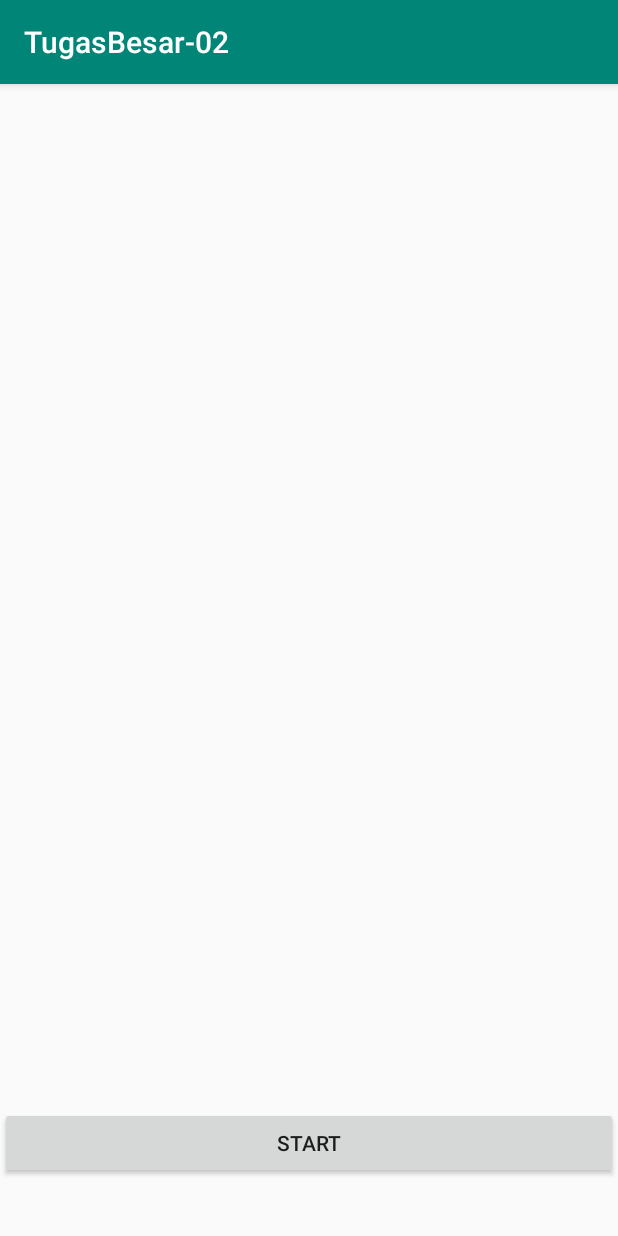
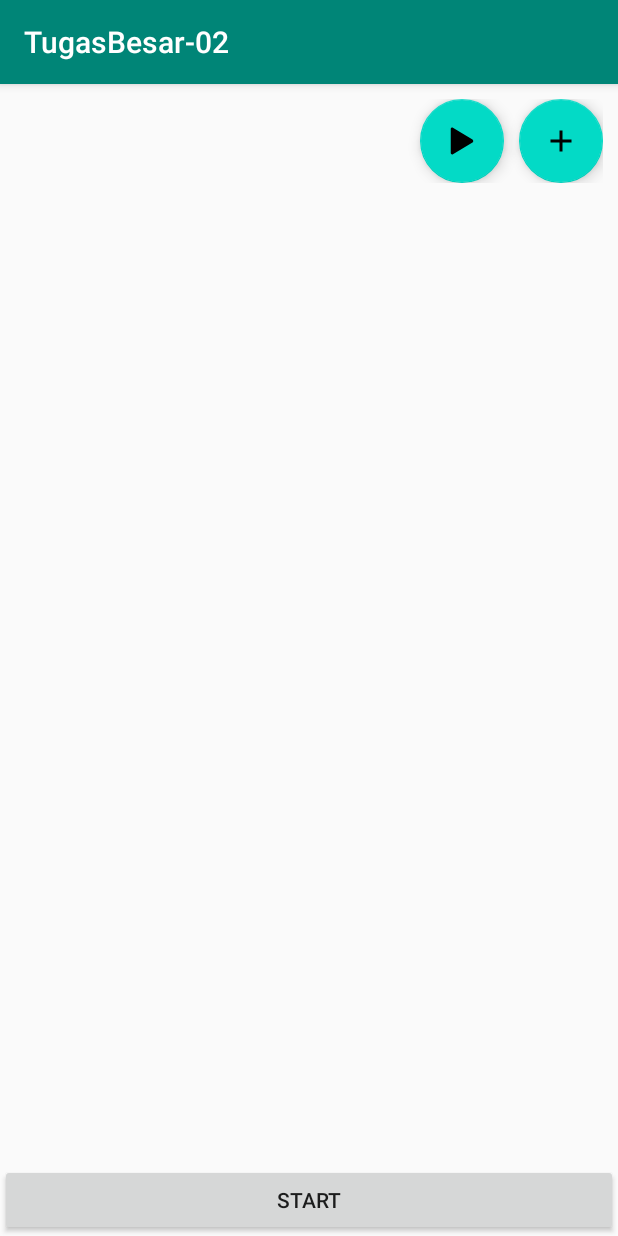
Before and after one commit to frederick98/TugasBesar-02, an Android app: the screen it shows after launch (MainActivity), on a phone screen of 412 x 824 dp. Run offline under Robolectric (Android 15) with nearby library versions, the phone set to English and light mode, and no system bars.

Commit message:
Tambahin floating button
Belum functional , dan icon2nya masih belum dapet

```diff
--- a/TugasBesar02/app/build.gradle
+++ b/TugasBesar02/app/build.gradle
@@ -23,7 +23,9 @@ dependencies {
     implementation fileTree(dir: 'libs', include: ['*.jar'])
     implementation 'androidx.appcompat:appcompat:1.1.0'
     implementation 'androidx.constraintlayout:constraintlayout:1.1.3'
+    implementation 'androidx.drawerlayout:drawerlayout:1.0.0'
     testImplementation 'junit:junit:4.12'
     androidTestImplementation 'androidx.test:runner:1.1.1'
     androidTestImplementation 'androidx.test.espresso:espresso-core:3.1.1'
+    implementation 'com.google.android.material:material:1.0.0-rc01'
 }
--- a/TugasBesar02/app/src/main/java/com/example/tugasbesar_02/MainActivity.java
+++ b/TugasBesar02/app/src/main/java/com/example/tugasbesar_02/MainActivity.java
@@ -19,13 +19,16 @@ import android.widget.Button;
 import android.widget.ImageView;
 import android.widget.Toast;
 
+import com.google.android.material.floatingactionbutton.FloatingActionButton;
+
 public class MainActivity extends AppCompatActivity implements View.OnClickListener {
     protected Bitmap mBitmap;
     protected Canvas mCanvas;
     protected ImageView ivCanvas;
     protected Paint strokePaint;
     protected Button btn_start;
-
+    protected FloatingActionButton fab_pause;
+    protected FloatingActionButton fab_setting;
 
 
     @Override
@@ -34,7 +37,12 @@ public class MainActivity extends AppCompatActivity implements View.OnClickListe
         setContentView(R.layout.activity_main);
         this.ivCanvas = findViewById(R.id.iv_canvas);
         this.btn_start=findViewById(R.id.btn_start);
+        this.fab_pause = findViewById(R.id.fab_pause);
+        this.fab_setting = findViewById(R.id.fab_menu);
+
         this.btn_start.setOnClickListener(this);
+        this.fab_pause.setOnClickListener(this);
+        this.fab_setting.setOnClickListener(this);
     }
 
 
@@ -77,5 +85,12 @@ public class MainActivity extends AppCompatActivity implements View.OnClickListe
        if(btn_start.getId()==view.getId()) {
            this.initiateCanvas();
        }
+       else if(view.getId()==this.fab_pause.getId()){
+           //cek dulu iconnya , jika ic_play >> mulai game
+           //jika ic_pause >> pause game
+       }
+       else if(view.getId()==this.fab_setting.getId()){
+           //tampilkan setting
+       }
     }
 }
--- /dev/null
+++ b/TugasBesar02/app/src/main/res/drawable/ic_play_24.xml
@@ -0,0 +1,10 @@
+<?xml version="1.0" encoding="utf-8"?>
+<vector xmlns:android="http://schemas.android.com/apk/res/android"
+    android:width="24dp"
+    android:height="24dp"
+    android:viewportHeight="512.0"
+    android:viewportWidth="512.0">
+    <path
+        android:fillColor="#E9E9E9"
+        android:pathData="M405.2,232.9L126.8,67.2c-3.4,-2 -6.9,-3.2 -10.9,-3.2c-10.9,0 -19.8,9 -19.8,20H96v344h0.1c0,11 8.9,20 19.8,20c4.1,0 7.5,-1.4 11.2,-3.4l278.1,-165.5c6.6,-5.5 10.8,-13.8 10.8,-23.1C416,246.7 411.8,238.5 405.2,232.9z" />
+</vector>
--- /dev/null
+++ b/TugasBesar02/app/src/main/res/drawable/ic_plus_24.xml
@@ -0,0 +1,6 @@
+<?xml version="1.0" encoding="utf-8"?>
+<vector android:height="24dp" android:tint="#FFFFFF"
+    android:viewportHeight="24.0" android:viewportWidth="24.0"
+    android:width="24dp" xmlns:android="http://schemas.android.com/apk/res/android">
+    <path android:fillColor="#FF000000" android:pathData="M19,13h-6v6h-2v-6H5v-2h6V5h2v6h6v2z"/>
+</vector>
--- a/TugasBesar02/app/src/main/res/layout/activity_main.xml
+++ b/TugasBesar02/app/src/main/res/layout/activity_main.xml
@@ -1,21 +1,58 @@
 <?xml version="1.0" encoding="utf-8"?>
-<LinearLayout
-    xmlns:android="http://schemas.android.com/apk/res/android"
+<LinearLayout xmlns:android="http://schemas.android.com/apk/res/android"
     xmlns:tools="http://schemas.android.com/tools"
     android:layout_width="match_parent"
     android:layout_height="match_parent"
+    xmlns:app="http://schemas.android.com/apk/res-auto"
     android:orientation="vertical"
     tools:context=".MainActivity">
+
+    <LinearLayout
+        android:layout_width="match_parent"
+        android:layout_height="wrap_content"
+        android:orientation="horizontal"
+        android:gravity="right"
+        android:layout_marginTop="10dp"
+        android:layout_marginRight="10dp"
+        >
+
+        <com.google.android.material.floatingactionbutton.FloatingActionButton
+            android:id="@+id/fab_pause"
+            style="@style/Widget.MaterialComponents.FloatingActionButton"
+            android:layout_width="wrap_content"
+            android:layout_height="wrap_content"
+            app:srcCompat="@drawable/ic_play_24"
+            android:text="Pause"
+        />
+
+        <com.google.android.material.floatingactionbutton.FloatingActionButton
+            android:id="@+id/fab_menu"
+            style="@style/Widget.MaterialComponents.FloatingActionButton"
+            android:layout_width="wrap_content"
+            android:layout_height="wrap_content"
+            app:srcCompat="@drawable/ic_plus_24"
+            android:layout_marginLeft="10dp"
+            />
+
+    </LinearLayout>
 
     <ImageView
         android:id="@+id/iv_canvas"
         android:layout_width="match_parent"
-        android:layout_height="682dp" />
+        android:layout_height="682dp"
+        android:layout_weight="3">
+
+
+    </ImageView>
+
+
 
     <Button
         android:layout_width="match_parent"
         android:layout_height="wrap_content"
         android:id="@+id/btn_start"
-        android:text="start"></Button>
+        android:text="start"
+        >
+    </Button>
 
 </LinearLayout>
```
